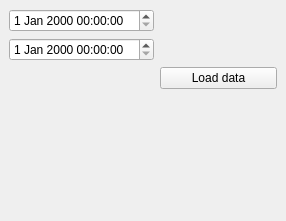
First picture: the form in plugin/AnimateOsm/aniosm_dockwidget_base.ui, repository rodekruis/animateOsm, before the edit.
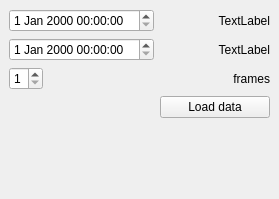
Second picture: the form after the edit.

Commit message: added interval time to widget

Diff of the .ui file:
```diff
--- a/plugin/AnimateOsm/aniosm_dockwidget_base.ui
+++ b/plugin/AnimateOsm/aniosm_dockwidget_base.ui
@@ -6,8 +6,8 @@
    <rect>
     <x>0</x>
     <y>0</y>
-    <width>286</width>
-    <height>221</height>
+    <width>279</width>
+    <height>199</height>
    </rect>
   </property>
   <property name="windowTitle">
@@ -18,19 +18,59 @@
     <property name="fieldGrowthPolicy">
      <enum>QFormLayout::AllNonFixedFieldsGrow</enum>
     </property>
-    <item row="0" column="0">
+    <item row="1" column="0">
      <widget class="QDateTimeEdit" name="dateTimeEdit_start"/>
     </item>
-    <item row="2" column="0">
+    <item row="3" column="0">
      <widget class="QDateTimeEdit" name="dateTimeEdit_end"/>
     </item>
-    <item row="3" column="1">
+    <item row="4" column="0">
+     <widget class="QSpinBox" name="spinBox_interval">
+      <property name="minimum">
+       <number>1</number>
+      </property>
+      <property name="maximum">
+       <number>4</number>
+      </property>
+     </widget>
+    </item>
+    <item row="5" column="1">
      <widget class="QPushButton" name="pushButton_load">
       <property name="text">
        <string>Load data</string>
       </property>
      </widget>
     </item>
+    <item row="4" column="1">
+     <widget class="QLabel" name="label_frames">
+      <property name="text">
+       <string>frames</string>
+      </property>
+      <property name="alignment">
+       <set>Qt::AlignRight|Qt::AlignTrailing|Qt::AlignVCenter</set>
+      </property>
+     </widget>
+    </item>
+    <item row="3" column="1">
+     <widget class="QLabel" name="label_animation_end">
+      <property name="text">
+       <string>TextLabel</string>
+      </property>
+      <property name="alignment">
+       <set>Qt::AlignRight|Qt::AlignTrailing|Qt::AlignVCenter</set>
+      </property>
+     </widget>
+    </item>
+    <item row="1" column="1">
+     <widget class="QLabel" name="label_animation_start">
+      <property name="text">
+       <string>TextLabel</string>
+      </property>
+      <property name="alignment">
+       <set>Qt::AlignRight|Qt::AlignTrailing|Qt::AlignVCenter</set>
+      </property>
+     </widget>
+    </item>
    </layout>
   </widget>
  </widget>
```
The commit also changes 2 other files.
